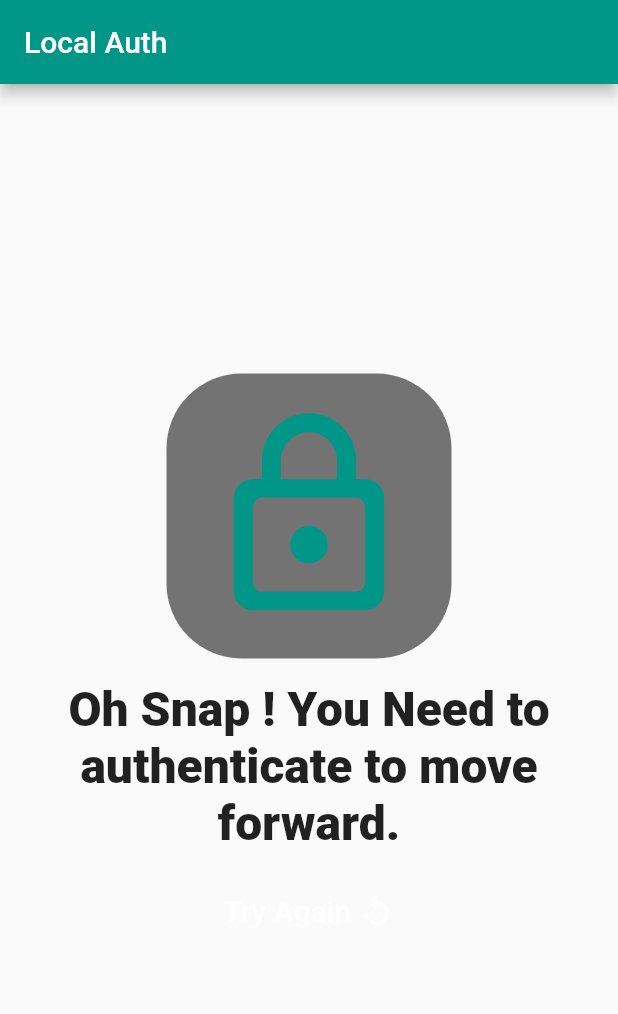
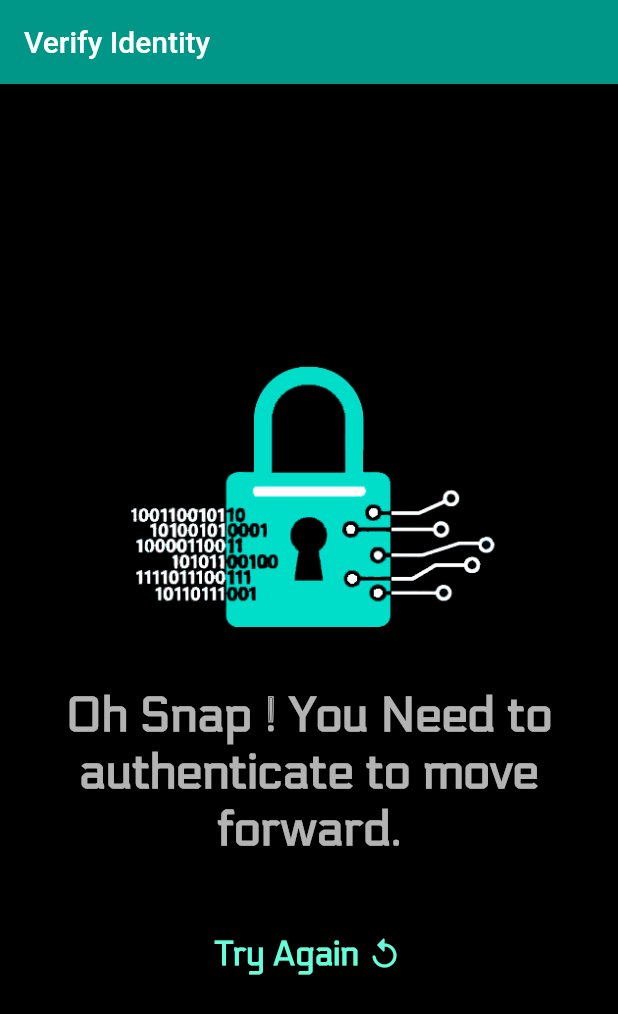
Before and after one commit to KushalBiyani/pass-keep, a Flutter app: the screen it shows after launch, on a phone screen of 412 x 824 dp. Shown: the top 1014 px of the screen. Run offline on Flutter 3.47's test engine with Material 2 defaults, Android fonts, the light colour scheme and no system bars; our stand-ins replace local_auth, splashscreen; Roboto replaces fonts that are missing (keepcalm).

Commit message:
fixes fingerprint lock screen ui and code refactor

```diff
--- a/lib/helper/constants.dart
+++ b/lib/helper/constants.dart
@@ -5,3 +5,17 @@ const kSplashScreenStyle = TextStyle(
   fontWeight: FontWeight.w600,
   color: Colors.white,
 );
+
+const kAuthenticationMessageStyle = TextStyle(
+  color: Colors.white70,
+  fontSize: 32.0,
+  fontFamily: "Electrolize",
+  fontWeight: FontWeight.w800,
+);
+
+const kTryAgainButtonTextStyle = TextStyle(
+  fontWeight: FontWeight.w700,
+  fontFamily: 'Electrolize',
+  color: Colors.tealAccent,
+  fontSize: 22.0,
+);
--- a/lib/main.dart
+++ b/lib/main.dart
@@ -1,6 +1,5 @@
 import 'package:flutter/material.dart';
-import 'package:local_auth/local_auth.dart';
-import 'package:pass_keep/screens/splash_screen.dart';
+import 'screens/fingerprint_lock_screen.dart';
 
 void main() {
   runApp(const MyApp());
@@ -20,143 +19,3 @@ class MyApp extends StatelessWidget {
     );
   }
 }
-
-class FingerPrintAuth extends StatefulWidget {
-  @override
-  _FingerPrintAuthState createState() => _FingerPrintAuthState();
-}
-
-class _FingerPrintAuthState extends State<FingerPrintAuth> {
-  bool authenticated = false;
-  Future<void> authenticate() async {
-    try {
-      var localAuth = LocalAuthentication();
-      authenticated = await localAuth.authenticate(
-        localizedReason: 'Please authenticate to show your Passwords',
-        useErrorDialogs: true,
-      );
-      if (authenticated) {
-        Navigator.of(context).pushReplacement(
-          MaterialPageRoute(
-            builder: (context) => SplashScreenPage(),
-          ),
-        );
-      } else {
-        setState(() {});
-      }
-    } catch (e) {
-      showDialog(
-        context: context,
-        builder: (context) => AlertDialog(
-          title: const Text(
-            "ERROR",
-          ),
-          content: const Text(
-            "You need to setup either PIN or Fingerprint Authentication to be able to use this App !\nI am doing this for your safety 🙂",
-          ),
-          actions: [
-            TextButton(
-              onPressed: () {
-                Navigator.pop(context);
-              },
-              child: const Text(
-                "Ok",
-              ),
-            ),
-          ],
-        ),
-      );
-    }
-  }
-
-  @override
-  void initState() {
-    authenticate();
-    super.initState();
-  }
-
-  @override
-  Widget build(BuildContext context) {
-    return Scaffold(
-      appBar: AppBar(
-        title: const Text("Local Auth"),
-      ),
-      body: Center(
-        child: Column(
-          mainAxisAlignment: MainAxisAlignment.center,
-          children: [
-            Container(
-              padding: const EdgeInsets.all(20.0),
-              decoration: BoxDecoration(
-                borderRadius: BorderRadius.circular(50.0),
-                color: Colors.black54,
-              ),
-              child: Icon(
-                Icons.lock_outline_rounded,
-                color: Theme.of(context).primaryColor,
-                size: 150.0,
-              ),
-            ),
-            //
-            const SizedBox(
-              height: 15.0,
-            ),
-            //
-            if (!authenticated)
-              Column(
-                mainAxisAlignment: MainAxisAlignment.center,
-                crossAxisAlignment: CrossAxisAlignment.center,
-                children: [
-                  const Text(
-                    "Oh Snap ! You Need to authenticate to move forward.",
-                    style: TextStyle(
-                      fontSize: 32.0,
-                      fontFamily: "keepcalm",
-                      fontWeight: FontWeight.w800,
-                    ),
-                    textAlign: TextAlign.center,
-                  ),
-                  //
-                  const SizedBox(
-                    height: 15.0,
-                  ),
-                  //
-                  TextButton(
-                    onPressed: () {
-                      authenticate();
-                    },
-                    child: Row(
-                      mainAxisSize: MainAxisSize.min,
-                      children: const [
-                        Text(
-                          "Try Again",
-                          style: TextStyle(
-                            color: Colors.white,
-                            fontSize: 20.0,
-                          ),
-                        ),
-                        //
-                        SizedBox(
-                          width: 5.0,
-                        ),
-                        //
-                        Icon(
-                          Icons.replay_rounded,
-                          color: Colors.white,
-                        ),
-                      ],
-                    ),
-                    style: ButtonStyle(
-                      overlayColor: MaterialStateProperty.all(
-                        Theme.of(context).primaryColor,
-                      ),
-                    ),
-                  ),
-                ],
-              ),
-          ],
-        ),
-      ),
-    );
-  }
-}
--- /dev/null
+++ b/lib/screens/fingerprint_lock_screen.dart
@@ -0,0 +1,137 @@
+import 'package:flutter/material.dart';
+import 'package:local_auth/local_auth.dart';
+import 'package:pass_keep/screens/splash_screen.dart';
+import 'package:pass_keep/helper/constants.dart';
+
+class FingerPrintAuth extends StatefulWidget {
+  @override
+  _FingerPrintAuthState createState() => _FingerPrintAuthState();
+}
+
+class _FingerPrintAuthState extends State<FingerPrintAuth> {
+  bool authenticated = false;
+  Future<void> authenticate() async {
+    try {
+      var localAuth = LocalAuthentication();
+      authenticated = await localAuth.authenticate(
+        localizedReason: 'Please authenticate to view your Passwords',
+        useErrorDialogs: true,
+      );
+      if (authenticated) {
+        Navigator.of(context).pushReplacement(
+          MaterialPageRoute(
+            builder: (context) => SplashScreenPage(),
+          ),
+        );
+      } else {
+        setState(() {});
+      }
+    } catch (e) {
+      showDialog(
+        context: context,
+        builder: (context) => AlertDialog(
+          title: const Text(
+            "ERROR",
+          ),
+          content: const Text(
+            "You need to setup either PIN or Fingerprint Authentication to be able to use this App !\nWe are doing this for your safety 🙂",
+          ),
+          actions: [
+            TextButton(
+              onPressed: () {
+                Navigator.pop(context);
+              },
+              child: const Text(
+                "Ok",
+              ),
+            ),
+          ],
+        ),
+      );
+    }
+  }
+
+  @override
+  void initState() {
+    authenticate();
+    super.initState();
+  }
+
+  @override
+  Widget build(BuildContext context) {
+    return Scaffold(
+      backgroundColor: Colors.black,
+      appBar: AppBar(
+        title: const Text("Verify Identity"),
+      ),
+      body: Center(
+        child: Column(
+          mainAxisAlignment: MainAxisAlignment.center,
+          children: [
+            Container(
+              padding: const EdgeInsets.all(20.0),
+              decoration: BoxDecoration(
+                borderRadius: BorderRadius.circular(50.0),
+                color: Colors.black54,
+              ),
+              child: Image.asset(
+                'assets/images/splashScreen.png',
+                width: 250,
+              ),
+            ),
+            //
+            const SizedBox(
+              height: 20.0,
+            ),
+            //
+            if (!authenticated)
+              Column(
+                mainAxisAlignment: MainAxisAlignment.center,
+                crossAxisAlignment: CrossAxisAlignment.center,
+                children: [
+                  const Text(
+                    "Oh Snap ! You Need to authenticate to move forward.",
+                    style: kAuthenticationMessageStyle,
+                    textAlign: TextAlign.center,
+                  ),
+                  //
+                  const SizedBox(
+                    height: 40.0,
+                  ),
+                  //
+                  TextButton(
+                    onPressed: () {
+                      authenticate();
+                    },
+                    child: Row(
+                      mainAxisSize: MainAxisSize.min,
+                      children: const [
+                        Text(
+                          "Try Again",
+                          style: kTryAgainButtonTextStyle,
+                        ),
+                        //
+                        SizedBox(
+                          width: 5.0,
+                        ),
+                        //
+                        Icon(
+                          Icons.replay_rounded,
+                          color: Colors.tealAccent,
+                        ),
+                      ],
+                    ),
+                    style: ButtonStyle(
+                      overlayColor: MaterialStateProperty.all(
+                        Theme.of(context).primaryColor,
+                      ),
+                    ),
+                  ),
+                ],
+              ),
+          ],
+        ),
+      ),
+    );
+  }
+}
--- a/lib/screens/splash_screen.dart
+++ b/lib/screens/splash_screen.dart
@@ -23,6 +23,6 @@ class _SplashScreenPageState extends State<SplashScreenPage> {
         image: Image.asset('assets/images/splashScreen.png'),
         backgroundColor: Colors.black,
         photoSize: 160.0,
-        loaderColor: Colors.teal);
+        loaderColor: Colors.tealAccent);
   }
 }
```
Also changed, not shown: pubspec.yaml (+14 -11 lines), assets/fonts/Electrolize-Regular.ttf (added), assets/fonts/Mina-Bold.ttf (added), assets/fonts/Mina-Regular.ttf (added), assets/fonts/PatrickHandSC-Regular.ttf (added), assets/images/splashScreen.png, pubspec.lock.
